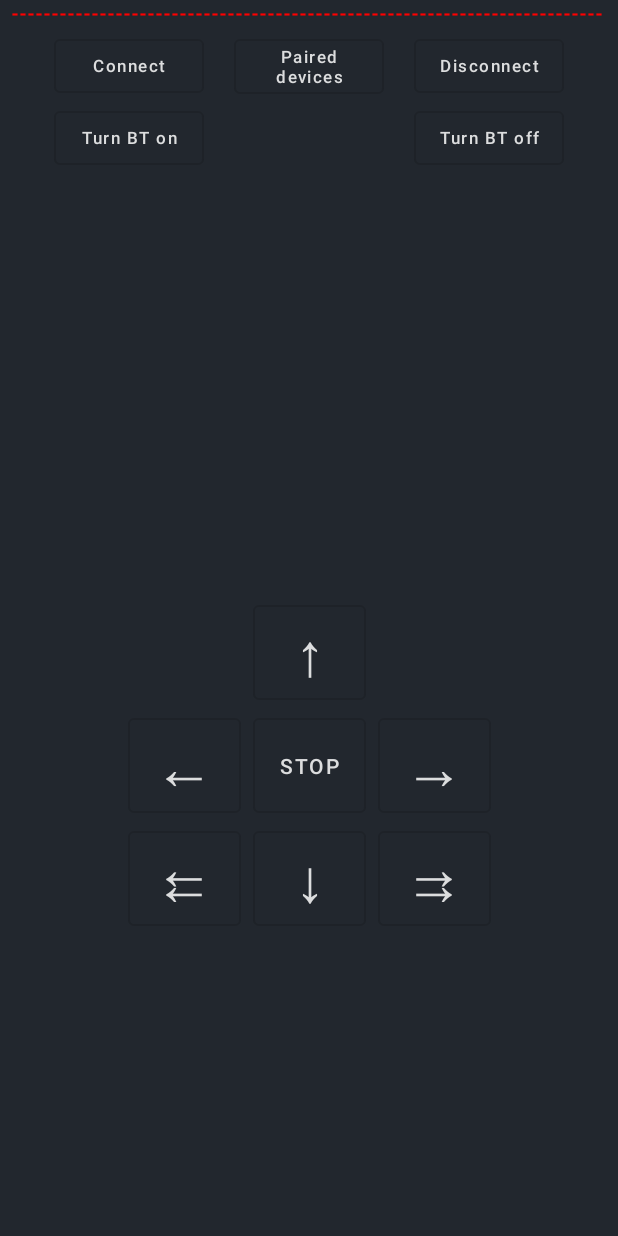
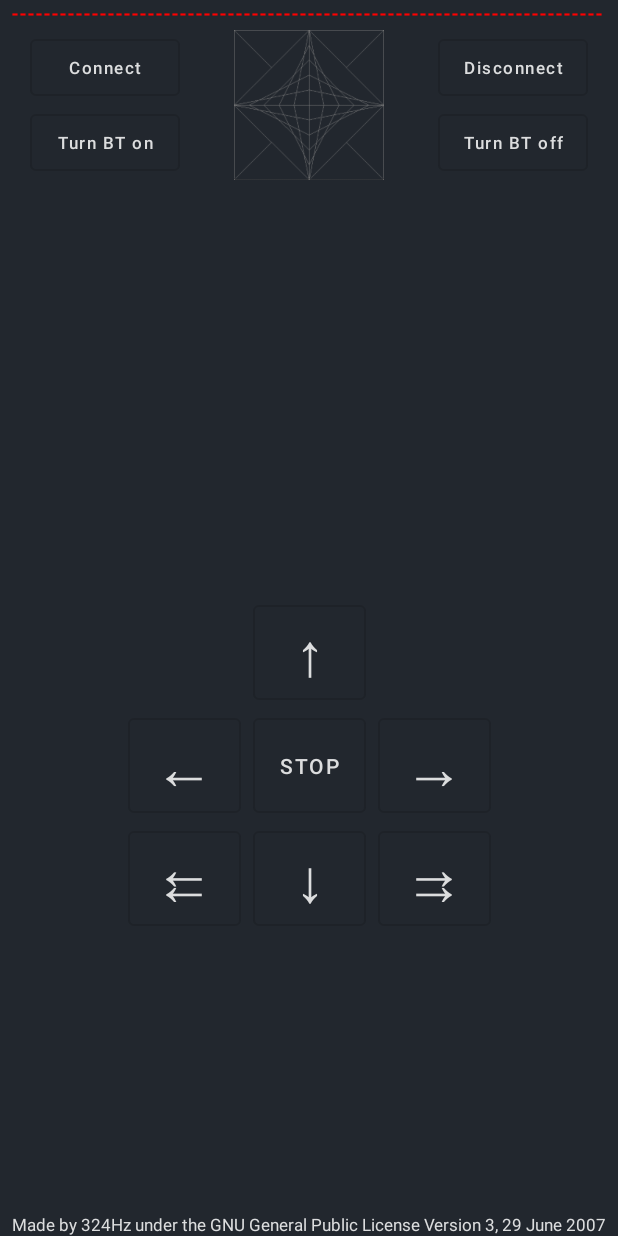
Before and after one commit to win21H2/Project-Silent-Willow-Main-Application---Mobile, an Android app: the screen it shows after launch (MainActivity), on a phone screen of 412 x 824 dp. Run offline under Robolectric (Android 15) with nearby library versions, the phone set to English and light mode, and no system bars.

Commit message:
commit: note: style the front page and try to add new pages e.g. for the license

```diff
--- a/app/src/main/res/layout/fragment_first.xml
+++ b/app/src/main/res/layout/fragment_first.xml
@@ -7,25 +7,38 @@
     android:background="@color/darkcolor"
     tools:context=".FirstFragment">
 
+    <ImageView
+        android:id="@+id/imageView"
+        android:layout_width="100dp"
+        android:layout_height="100dp"
+        android:layout_marginTop="20dp"
+        android:contentDescription="@string/emptycontent"
+        android:src="@drawable/launchicon"
+        app:layout_constraintEnd_toEndOf="parent"
+        app:layout_constraintStart_toStartOf="parent"
+        app:layout_constraintTop_toTopOf="parent"
+        tools:ignore="ImageContrastCheck" />
+
     <TextView
-        android:id="@+id/textView"
+        android:id="@+id/connectionstatus"
         android:layout_width="397dp"
         android:layout_height="15dp"
+        android:layout_marginBottom="0dp"
         android:fontFamily="sans-serif-black"
         android:text="@string/connectionStatus"
         android:textColor="@color/disconnected"
         android:textSize="12sp"
+        app:layout_constraintTop_toTopOf="parent"
         app:layout_constraintEnd_toEndOf="parent"
         app:layout_constraintStart_toStartOf="parent"
-        app:layout_constraintTop_toTopOf="parent"
         tools:ignore="TextContrastCheck" />
 
     <Button
         android:id="@+id/connect"
         style="?attr/materialButtonOutlinedStyle"
         android:layout_width="100dp"
-        android:layout_height="wrap_content"
-        android:layout_marginStart="36dp"
+        android:layout_height="50dp"
+        android:layout_marginStart="20dp"
         android:layout_marginTop="20dp"
         android:backgroundTint="#22272e"
         android:text="@string/connect"
@@ -40,9 +53,9 @@
         android:id="@+id/disconnect"
         style="?attr/materialButtonOutlinedStyle"
         android:layout_width="100dp"
-        android:layout_height="wrap_content"
+        android:layout_height="50dp"
         android:layout_marginTop="20dp"
-        android:layout_marginEnd="36dp"
+        android:layout_marginEnd="20dp"
         android:backgroundTint="#22272e"
         android:text="@string/disconnect"
         android:textAllCaps="false"
@@ -53,26 +66,10 @@
         app:rippleColor="@color/buttonclick" />
 
     <Button
-        android:id="@+id/startBTscan"
-        style="?attr/materialButtonOutlinedStyle"
-        android:layout_width="100dp"
-        android:layout_height="wrap_content"
-        android:layout_marginTop="20dp"
-        android:backgroundTint="#22272e"
-        android:text="@string/startbtscan"
-        android:textAllCaps="false"
-        android:textColor="@color/main"
-        android:textSize="11sp"
-        app:layout_constraintEnd_toStartOf="@+id/disconnect"
-        app:layout_constraintStart_toEndOf="@+id/connect"
-        app:layout_constraintTop_toTopOf="@+id/textView"
-        app:rippleColor="@color/buttonclick" />
-
-    <Button
         android:id="@+id/enableBT"
         style="?attr/materialButtonOutlinedStyle"
         android:layout_width="100dp"
-        android:layout_height="wrap_content"
+        android:layout_height="50dp"
         android:backgroundTint="#22272e"
         android:text="@string/enablebt"
         android:textAllCaps="false"
@@ -87,7 +84,7 @@
         android:id="@+id/disableBT"
         style="?attr/materialButtonOutlinedStyle"
         android:layout_width="100dp"
-        android:layout_height="wrap_content"
+        android:layout_height="50dp"
         android:backgroundTint="#22272e"
         android:text="@string/disablebt"
         android:textAllCaps="false"
@@ -96,6 +93,7 @@
         app:layout_constraintEnd_toEndOf="@+id/disconnect"
         app:layout_constraintStart_toStartOf="@+id/disconnect"
         app:layout_constraintTop_toBottomOf="@+id/disconnect" />
+
 
     <Button
         android:id="@+id/stop"
@@ -188,21 +186,6 @@
         app:layout_constraintEnd_toStartOf="@+id/backwards"
         app:layout_constraintTop_toBottomOf="@+id/left" />
 
-    <TextView
-        android:id="@+id/listbt"
-        android:layout_width="340dp"
-        android:layout_height="60dp"
-        android:layout_marginTop="8dp"
-        android:textAlignment="center"
-        android:fadeScrollbars="true"
-        android:scrollbars="vertical"
-        android:text=""
-        android:textColor="@color/main"
-        app:layout_constraintEnd_toEndOf="parent"
-        app:layout_constraintHorizontal_bias="0.507"
-        app:layout_constraintStart_toStartOf="parent"
-        app:layout_constraintTop_toBottomOf="@+id/disableBT" />
-
     <HorizontalScrollView
         android:id="@+id/horizontalScrollView"
         android:layout_width="75dp"
@@ -214,4 +197,15 @@
         app:layout_constraintTop_toTopOf="parent"
         app:layout_constraintVertical_bias="0.631" />
 
+    <TextView
+        android:id="@+id/textView"
+        android:layout_width="wrap_content"
+        android:layout_height="wrap_content"
+        android:text="@string/license"
+        android:textColor="@color/main"
+        android:textSize="11sp"
+        app:layout_constraintBottom_toBottomOf="parent"
+        app:layout_constraintEnd_toEndOf="parent"
+        app:layout_constraintStart_toStartOf="parent" />
+
 </androidx.constraintlayout.widget.ConstraintLayout>
--- a/app/src/main/res/values/strings.xml
+++ b/app/src/main/res/values/strings.xml
@@ -15,6 +15,8 @@
     <string name="disconnect">Disconnect</string>
     <string name="requestbtperms">Req BT perms</string>
 
+    <string name="license">Made by 324Hz under the GNU General Public License Version 3, 29 June 2007</string>
+
     <string name="startbtscan">Paired devices</string>
     <string name="stopbtscan">Stop scan</string>
     <string name="enablebt">Turn BT on</string>
```
Also changed, not shown: app/src/main/java/com/example/projectsilentwillowmainapplication/MainActivity.kt (+5 -47 lines).
